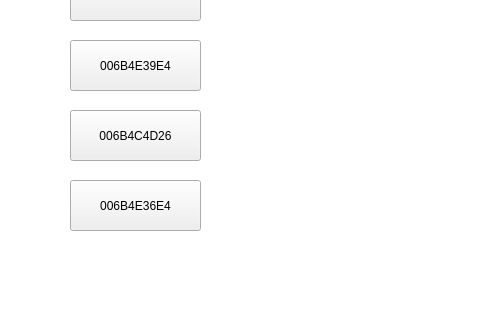
This is SmartCabinet/Device/devicesimulate.ui in birdman1992/SmartCabinet as Qt 5 draws it before an edit; both pictures show x 0 to 480 and y 160 to 480 of the 640 by 480 pixel window. The edited form follows.
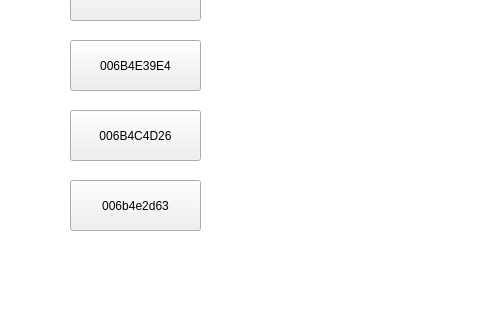
This is the edited form. The open tabs and pages were chosen to show the change.

What changed in the file:
```diff
--- a/SmartCabinet/Device/devicesimulate.ui
+++ b/SmartCabinet/Device/devicesimulate.ui
@@ -120,7 +120,7 @@
         <enum>Qt::NoFocus</enum>
        </property>
        <property name="text">
-        <string>006B4E36E4</string>
+        <string>006b4e2d63</string>
        </property>
       </widget>
      </widget>
```
Left out of the diff: 2 changed lines with no effect on the pictures.
